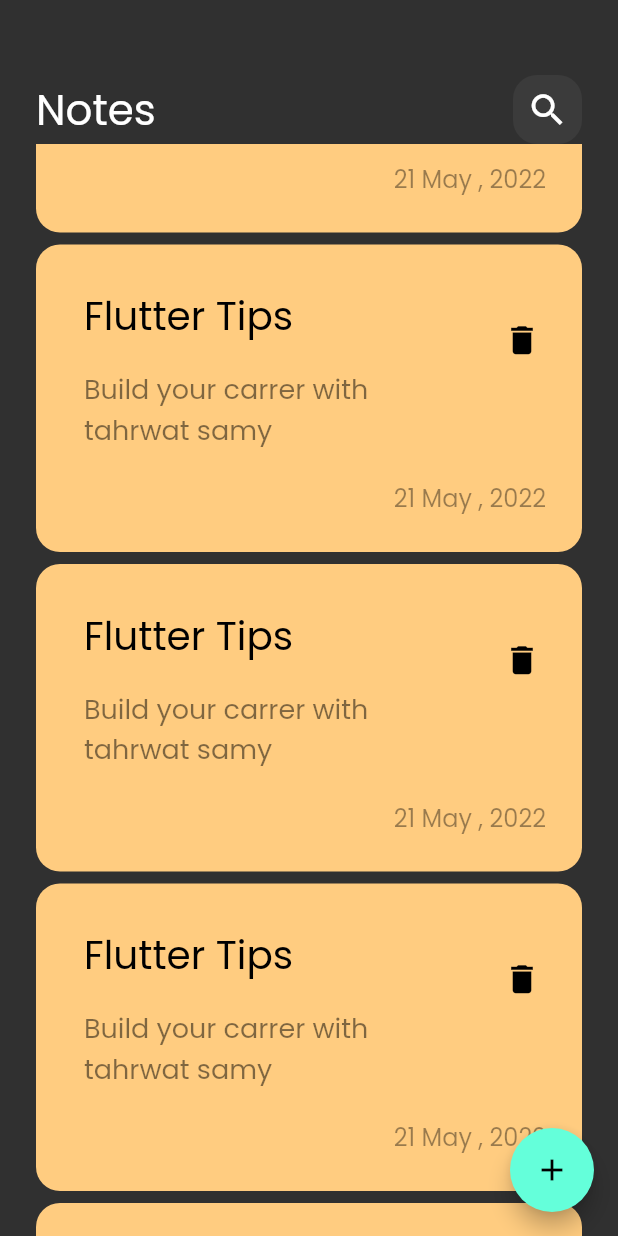
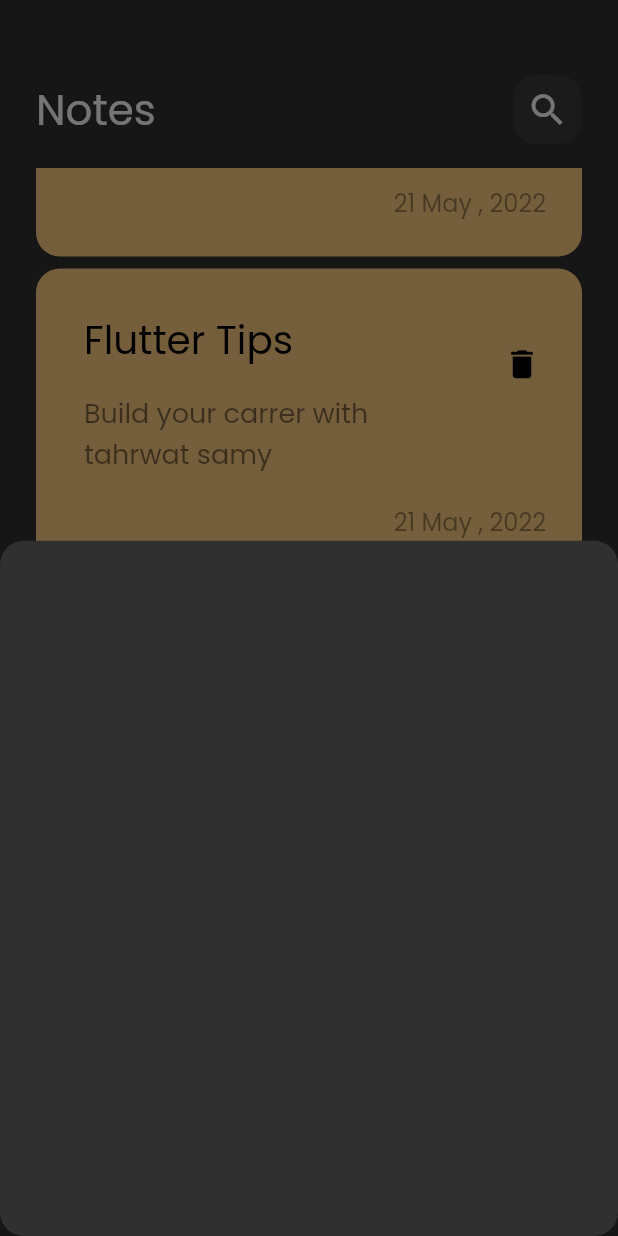
Before and after one commit to MaiWael25/Notes-App, a Flutter app: the screen it shows after launch, scrolled down 576 dp, after a tap on the "add" icon, on a phone screen of 412 x 824 dp. Run offline on Flutter 3.47's test engine with Material 2 defaults, Android fonts, the phone set to English and light mode, and no system bars.

Commit message:
add border radious to bottom sheet

```diff
--- a/lib/views/notes_view.dart
+++ b/lib/views/notes_view.dart
@@ -1,4 +1,5 @@
 import 'package:flutter/material.dart';
+import 'package:notes_app/views/widgets/add_note_buttom_sheet.dart';
 import 'package:notes_app/views/widgets/notes_view_body.dart';
 
 class NoteView extends StatelessWidget {
@@ -7,7 +8,15 @@ class NoteView extends StatelessWidget {
   @override
   Widget build(BuildContext context) {
     return Scaffold(
-      floatingActionButton: FloatingActionButton(onPressed: (){},child: Icon(Icons.add),),
+      floatingActionButton: FloatingActionButton(onPressed: (){
+        showModalBottomSheet(
+          shape: RoundedRectangleBorder(borderRadius: BorderRadius.circular(16))
+          ,context: context, builder: (context){
+          return AddNoteButtomSheet();
+
+        });
+      },
+      child: Icon(Icons.add),),
       body: NotesViewBody(),
     );
   }
--- /dev/null
+++ b/lib/views/widgets/add_note_buttom_sheet.dart
@@ -0,0 +1,10 @@
+import 'package:flutter/material.dart';
+
+class AddNoteButtomSheet extends StatelessWidget {
+  const AddNoteButtomSheet({super.key});
+
+  @override
+  Widget build(BuildContext context) {
+    return Container();
+  }
+}
--- a/lib/views/widgets/notes_list_view.dart
+++ b/lib/views/widgets/notes_list_view.dart
@@ -9,12 +9,17 @@ class NotesListView extends StatelessWidget {
 
   @override
   Widget build(BuildContext context) {
-    return ListView.builder(itemBuilder: (context , index)
-    {
-      return const Padding(
-        padding: EdgeInsets.symmetric(vertical: 4),
-        child: NoteItem(),
-      );
-    });
+    return Padding(
+      padding: const EdgeInsets.symmetric(vertical: 16),
+      child: ListView.builder(
+        padding: EdgeInsets.zero,
+        itemBuilder: (context , index)
+      {
+        return const Padding(
+          padding: EdgeInsets.symmetric(vertical: 4),
+          child: NoteItem(),
+        );
+      }),
+    );
   }
 }
```
